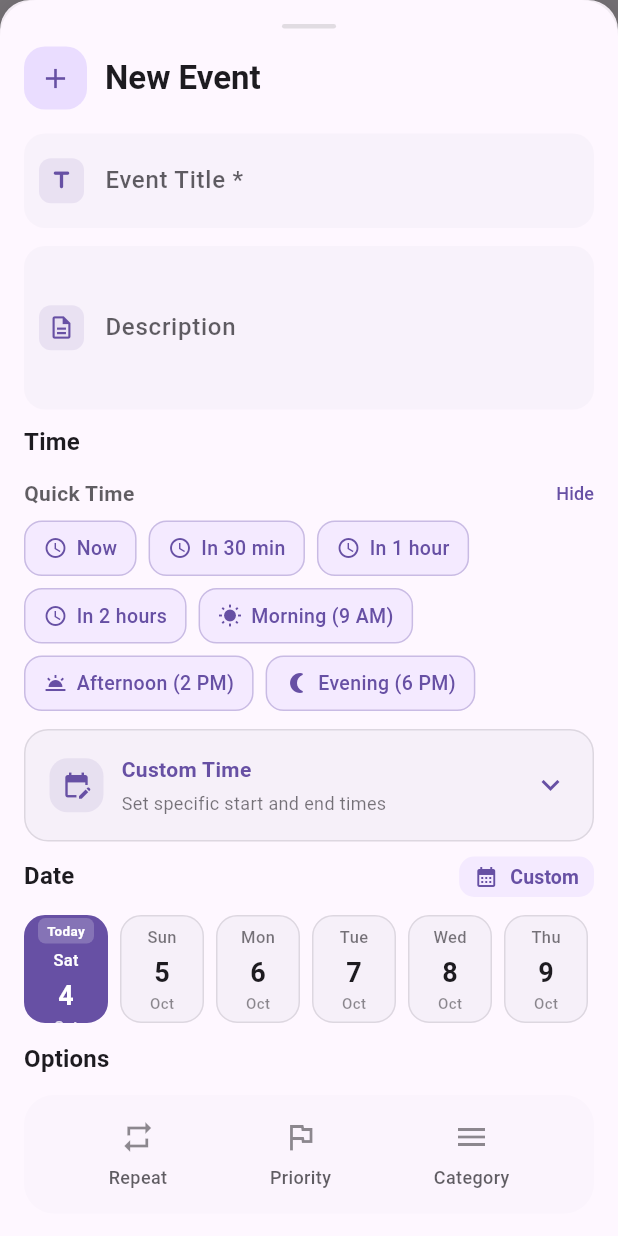
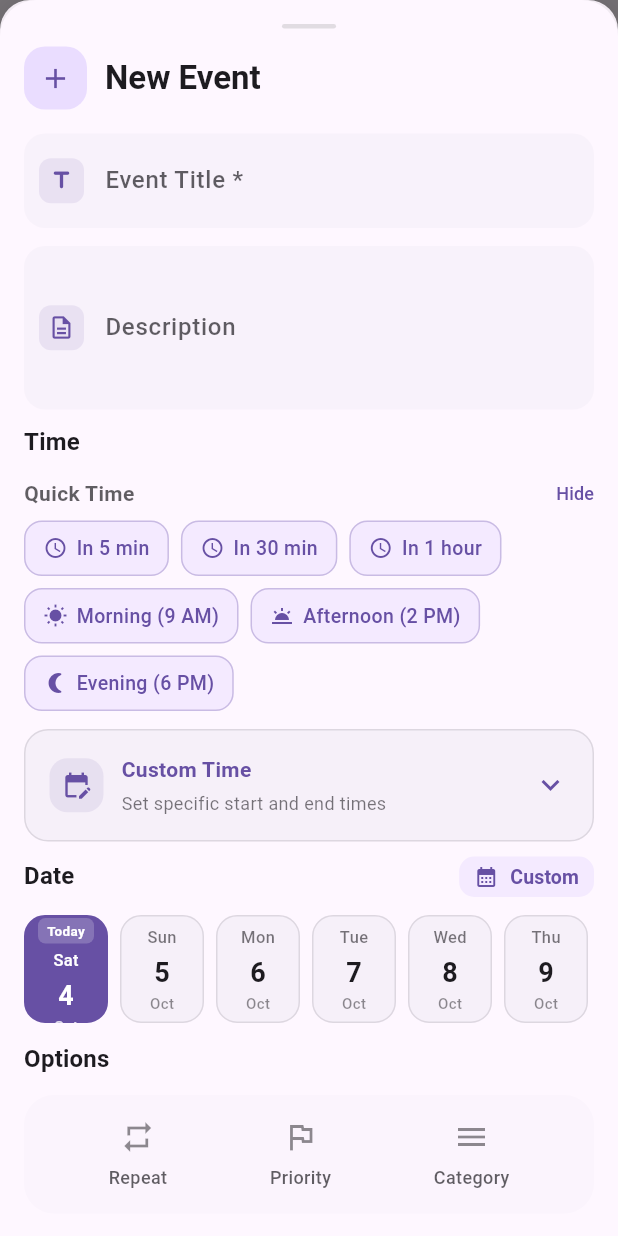
Before and after one commit to oswick/Routine-Version-2, a Flutter app: the screen it shows after launch, after a tap on the "add" icon, on a phone screen of 412 x 824 dp. Run offline on Flutter 3.47's test engine with Material 3 defaults, Android fonts, the phone set to English and light mode, and no system bars; drawn by our look-alikes of dynamic_color; our stand-ins replace connectivity_plus, flutter_local_notifications, google_sign_in, hive, hive_flutter, local_auth and 6 more; missing offline and left inert: workmanager; accounts and stored records are empty; statements that could not run were skipped.

Commit message:
mejoras en el add event screen aun considerando opciones de diseño para repeat, importance y category

```diff
--- a/lib/screens/add_event_screen.dart
+++ b/lib/screens/add_event_screen.dart
@@ -318,7 +318,6 @@ class _AddEventBottomSheetState extends State<AddEventBottomSheet>
             now.hour,
             now.minute,
           ).add(const Duration(minutes: 5));
-          _endTime = _startTime.add(const Duration(hours: 1));
           break;
         case '30min':
           _startTime = DateTime(
@@ -328,7 +327,6 @@ class _AddEventBottomSheetState extends State<AddEventBottomSheet>
             now.hour,
             now.minute,
           ).add(const Duration(minutes: 30));
-          _endTime = _startTime.add(const Duration(hours: 1));
           break;
         case '1hour':
           _startTime = DateTime(
@@ -338,17 +336,6 @@ class _AddEventBottomSheetState extends State<AddEventBottomSheet>
             now.hour,
             now.minute,
           ).add(const Duration(hours: 1));
-          _endTime = _startTime.add(const Duration(hours: 1));
-          break;
-        case '2hours':
-          _startTime = DateTime(
-            _selectedDate.year,
-            _selectedDate.month,
-            _selectedDate.day,
-            now.hour,
-            now.minute,
-          ).add(const Duration(hours: 2));
-          _endTime = _startTime.add(const Duration(hours: 1));
           break;
         case 'morning':
           // Si ya pasaron las 9 AM, programar para mañana
@@ -380,7 +367,6 @@ class _AddEventBottomSheetState extends State<AddEventBottomSheet>
             _selectedDate = _selectedDate.add(const Duration(days: 1));
           }
           _startTime = afternoonTime;
-          _endTime = afternoonTime.add(const Duration(hours: 1));
           break;
         case 'evening':
           // Si ya pasaron las 6 PM, programar para mañana
@@ -396,12 +382,12 @@ class _AddEventBottomSheetState extends State<AddEventBottomSheet>
             _selectedDate = _selectedDate.add(const Duration(days: 1));
           }
           _startTime = eveningTime;
-          _endTime = eveningTime.add(const Duration(hours: 1));
           break;
       }
       _showTimeShortcuts = false; // Ocultar después de seleccionar
     });
   }
+
   // 🆕 Widget de atajos rápidos
   Widget _buildTimeShortcuts() {
     if (!_showTimeShortcuts) {
@@ -447,9 +433,9 @@ class _AddEventBottomSheetState extends State<AddEventBottomSheet>
           runSpacing: 8,
           children: [
             _buildTimeShortcutChip(
-              label: 'Now',
+              label: 'In 5 min',
               icon: Icons.schedule,
-              onTap: () => _applyTimeShortcut('now'),
+              onTap: () => _applyTimeShortcut('5min'),
             ),
             _buildTimeShortcutChip(
               label: 'In 30 min',
@@ -460,11 +446,6 @@ class _AddEventBottomSheetState extends State<AddEventBottomSheet>
               label: 'In 1 hour',
               icon: Icons.schedule,
               onTap: () => _applyTimeShortcut('1hour'),
-            ),
-            _buildTimeShortcutChip(
-              label: 'In 2 hours',
-              icon: Icons.schedule,
-              onTap: () => _applyTimeShortcut('2hours'),
             ),
             _buildTimeShortcutChip(
               label: 'Morning (9 AM)',
--- a/lib/utils/notification_service.dart
+++ b/lib/utils/notification_service.dart
@@ -256,8 +256,6 @@ class NotificationService {
               visibility: NotificationVisibility.public,
             ),
           ),
-          uiLocalNotificationDateInterpretation:
-              UILocalNotificationDateInterpretation.absoluteTime,
           androidScheduleMode: AndroidScheduleMode.exactAllowWhileIdle,
           payload: notificationData.id.toString(),
         );
@@ -309,8 +307,6 @@ class NotificationService {
               showWhen: true,
             ),
           ),
-          uiLocalNotificationDateInterpretation:
-              UILocalNotificationDateInterpretation.absoluteTime,
           androidScheduleMode: AndroidScheduleMode.exactAllowWhileIdle,
           payload: id.toString(),
         );
@@ -369,8 +365,6 @@ class NotificationService {
               visibility: NotificationVisibility.public,
             ),
           ),
-          uiLocalNotificationDateInterpretation:
-              UILocalNotificationDateInterpretation.absoluteTime,
           androidScheduleMode: AndroidScheduleMode.exactAllowWhileIdle,
           payload: id.toString(),
         );
```
Also changed, not shown: pubspec.yaml (+6 -9 lines), pubspec.lock, 1 other file.
